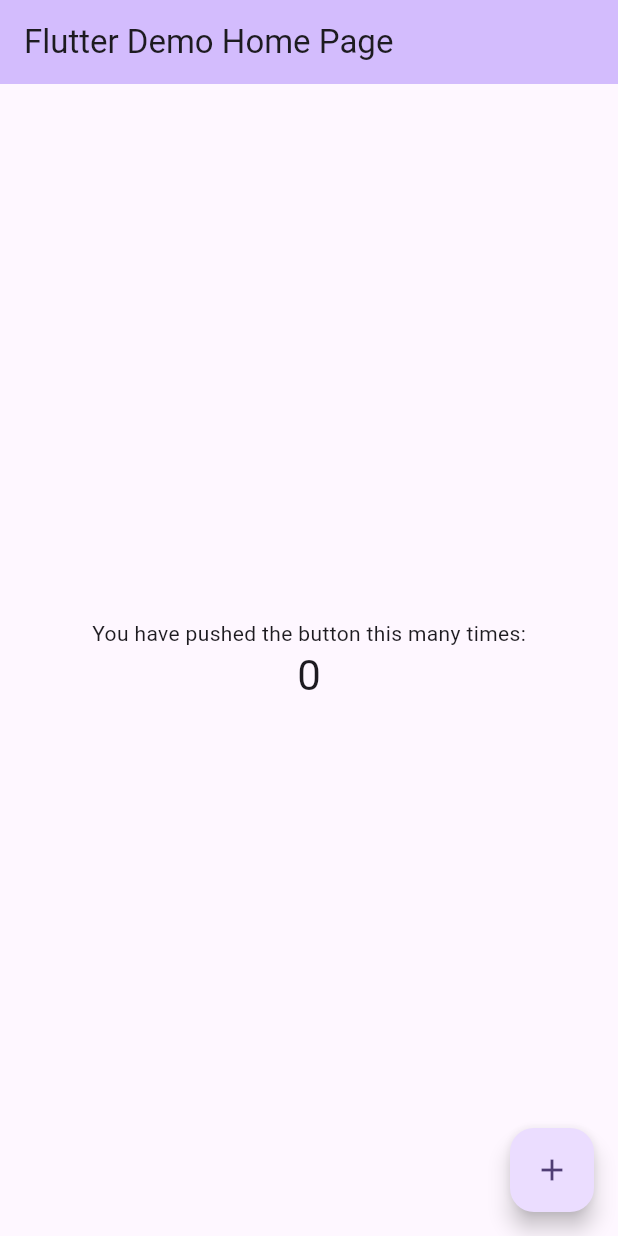
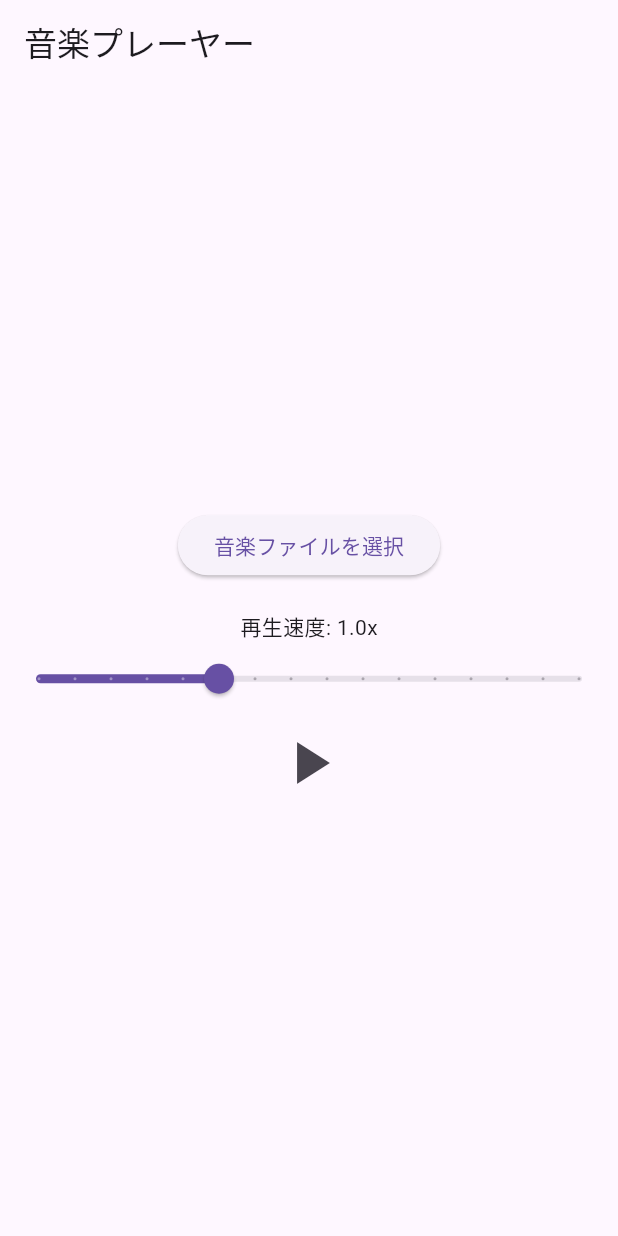
Before and after one commit to relimanlab/flexible_speed_player, a Flutter app: the screen it shows after launch, on a phone screen of 412 x 824 dp. Run offline on Flutter 3.47's test engine with Material 3 defaults, Android fonts, the phone set to English and light mode, and no system bars; our stand-ins replace audioplayers, file_picker.

Commit message:
簡易プレイヤーの作成

```diff
--- /dev/null
+++ b/lib/features/audio_player/presentation/screens/audio_player_screen.dart
@@ -0,0 +1,92 @@
+import 'package:flutter/material.dart';
+import 'package:file_picker/file_picker.dart';
+import 'package:audioplayers/audioplayers.dart';
+
+class AudioPlayerScreen extends StatefulWidget {
+  @override
+  _AudioPlayerScreenState createState() => _AudioPlayerScreenState();
+}
+
+class _AudioPlayerScreenState extends State<AudioPlayerScreen> {
+  final AudioPlayer _audioPlayer = AudioPlayer();
+  String? _audioFilePath;
+  double _playbackSpeed = 1.0;
+  bool _isPlaying = false;
+
+  @override
+  void dispose() {
+    _audioPlayer.dispose();
+    super.dispose();
+  }
+
+  Future<void> _pickAudioFile() async {
+    FilePickerResult? result = await FilePicker.platform.pickFiles(
+      type: FileType.audio,
+    );
+
+    if (result != null) {
+      setState(() {
+        _audioFilePath = result.files.single.path;
+      });
+      await _playAudio();
+    }
+  }
+
+  Future<void> _playAudio() async {
+    if (_audioFilePath != null) {
+      await _audioPlayer.play(DeviceFileSource(_audioFilePath!));
+      await _audioPlayer.setPlaybackRate(_playbackSpeed);
+      setState(() {
+        _isPlaying = true;
+      });
+    }
+  }
+
+  Future<void> _pauseAudio() async {
+    await _audioPlayer.pause();
+    setState(() {
+      _isPlaying = false;
+    });
+  }
+
+  Future<void> _updatePlaybackSpeed(double speed) async {
+    await _audioPlayer.setPlaybackRate(speed);
+    setState(() {
+      _playbackSpeed = speed;
+    });
+  }
+
+  @override
+  Widget build(BuildContext context) {
+    return Scaffold(
+      appBar: AppBar(
+        title: Text('音楽プレーヤー'),
+      ),
+      body: Center(
+        child: Column(
+          mainAxisAlignment: MainAxisAlignment.center,
+          children: [
+            ElevatedButton(
+              onPressed: _pickAudioFile,
+              child: Text('音楽ファイルを選択'),
+            ),
+            SizedBox(height: 20),
+            Text('再生速度: ${_playbackSpeed.toStringAsFixed(1)}x'),
+            Slider(
+              value: _playbackSpeed,
+              min: 0.5,
+              max: 2.0,
+              divisions: 15,
+              onChanged: _updatePlaybackSpeed,
+            ),
+            IconButton(
+              icon: Icon(_isPlaying ? Icons.pause : Icons.play_arrow),
+              onPressed: _isPlaying ? _pauseAudio : _playAudio,
+              iconSize: 48,
+            ),
+          ],
+        ),
+      ),
+    );
+  }
+}
--- a/lib/main.dart
+++ b/lib/main.dart
@@ -1,125 +1,21 @@
 import 'package:flutter/material.dart';
+import 'features/audio_player/presentation/screens/audio_player_screen.dart';
 
 void main() {
   runApp(const MyApp());
 }
 
 class MyApp extends StatelessWidget {
-  const MyApp({super.key});
+  const MyApp({Key? key}) : super(key: key);
 
-  // This widget is the root of your application.
   @override
   Widget build(BuildContext context) {
     return MaterialApp(
-      title: 'Flutter Demo',
+      title: '音楽プレーヤー',
       theme: ThemeData(
-        // This is the theme of your application.
-        //
-        // TRY THIS: Try running your application with "flutter run". You'll see
-        // the application has a purple toolbar. Then, without quitting the app,
-        // try changing the seedColor in the colorScheme below to Colors.green
-        // and then invoke "hot reload" (save your changes or press the "hot
-        // reload" button in a Flutter-supported IDE, or press "r" if you used
-        // the command line to start the app).
-        //
-        // Notice that the counter didn't reset back to zero; the application
-        // state is not lost during the reload. To reset the state, use hot
-        // restart instead.
-        //
-        // This works for code too, not just values: Most code changes can be
-        // tested with just a hot reload.
-        colorScheme: ColorScheme.fromSeed(seedColor: Colors.deepPurple),
-        useMaterial3: true,
+        primarySwatch: Colors.blue,
       ),
-      home: const MyHomePage(title: 'Flutter Demo Home Page'),
+      home: AudioPlayerScreen(),
     );
   }
 }
-
-class MyHomePage extends StatefulWidget {
-  const MyHomePage({super.key, required this.title});
-
-  // This widget is the home page of your application. It is stateful, meaning
-  // that it has a State object (defined below) that contains fields that affect
-  // how it looks.
-
-  // This class is the configuration for the state. It holds the values (in this
-  // case the title) provided by the parent (in this case the App widget) and
-  // used by the build method of the State. Fields in a Widget subclass are
-  // always marked "final".
-
-  final String title;
-
-  @override
-  State<MyHomePage> createState() => _MyHomePageState();
-}
-
-class _MyHomePageState extends State<MyHomePage> {
-  int _counter = 0;
-
-  void _incrementCounter() {
-    setState(() {
-      // This call to setState tells the Flutter framework that something has
-      // changed in this State, which causes it to rerun the build method below
-      // so that the display can reflect the updated values. If we changed
-      // _counter without calling setState(), then the build method would not be
-      // called again, and so nothing would appear to happen.
-      _counter++;
-    });
-  }
-
-  @override
-  Widget build(BuildContext context) {
-    // This method is rerun every time setState is called, for instance as done
-    // by the _incrementCounter method above.
-    //
-    // The Flutter framework has been optimized to make rerunning build methods
-    // fast, so that you can just rebuild anything that needs updating rather
-    // than having to individually change instances of widgets.
-    return Scaffold(
-      appBar: AppBar(
-        // TRY THIS: Try changing the color here to a specific color (to
-        // Colors.amber, perhaps?) and trigger a hot reload to see the AppBar
-        // change color while the other colors stay the same.
-        backgroundColor: Theme.of(context).colorScheme.inversePrimary,
-        // Here we take the value from the MyHomePage object that was created by
-        // the App.build method, and use it to set our appbar title.
-        title: Text(widget.title),
-      ),
-      body: Center(
-        // Center is a layout widget. It takes a single child and positions it
-        // in the middle of the parent.
-        child: Column(
-          // Column is also a layout widget. It takes a list of children and
-          // arranges them vertically. By default, it sizes itself to fit its
-          // children horizontally, and tries to be as tall as its parent.
-          //
-          // Column has various properties to control how it sizes itself and
-          // how it positions its children. Here we use mainAxisAlignment to
-          // center the children vertically; the main axis here is the vertical
-          // axis because Columns are vertical (the cross axis would be
-          // horizontal).
-          //
-          // TRY THIS: Invoke "debug painting" (choose the "Toggle Debug Paint"
-          // action in the IDE, or press "p" in the console), to see the
-          // wireframe for each widget.
-          mainAxisAlignment: MainAxisAlignment.center,
-          children: <Widget>[
-            const Text(
-              'You have pushed the button this many times:',
-            ),
-            Text(
-              '$_counter',
-              style: Theme.of(context).textTheme.headlineMedium,
-            ),
-          ],
-        ),
-      ),
-      floatingActionButton: FloatingActionButton(
-        onPressed: _incrementCounter,
-        tooltip: 'Increment',
-        child: const Icon(Icons.add),
-      ), // This trailing comma makes auto-formatting nicer for build methods.
-    );
-  }
-}
--- a/pubspec.yaml
+++ b/pubspec.yaml
@@ -30,6 +30,8 @@ environment:
 dependencies:
   flutter:
     sdk: flutter
+  file_picker: ^5.0.0
+  audioplayers: ^5.0.0
 
   # The following adds the Cupertino Icons font to your application.
   # Use with the CupertinoIcons class for iOS style icons.
```
Also changed, not shown: pubspec.lock, 11 other files.
